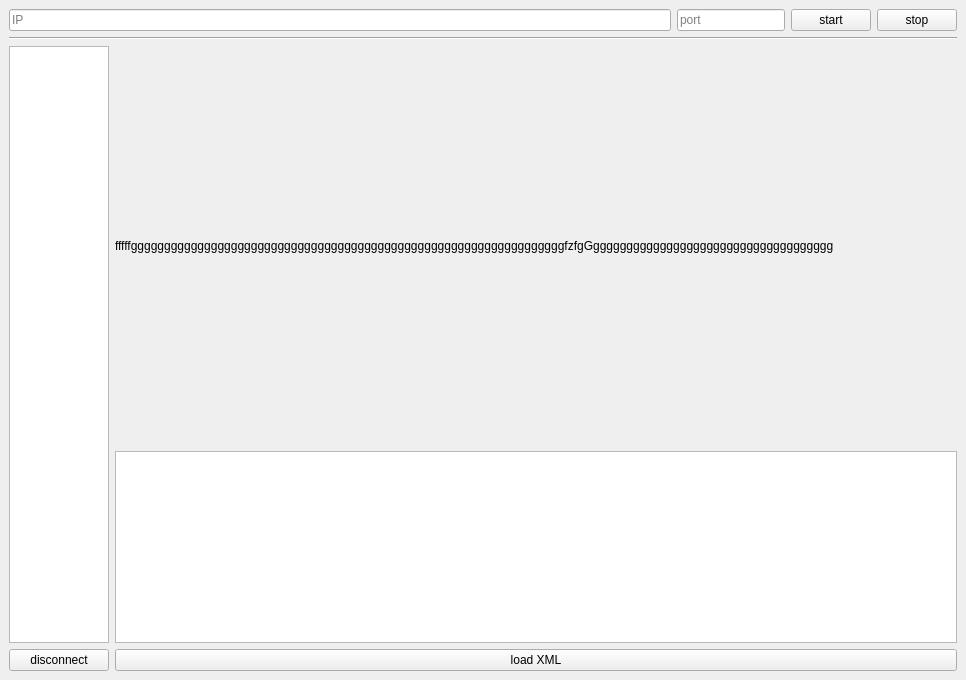
The window that Client/mainwindow.ui (peon12345/ClientServerXML) describes before a commit, drawn with Qt 5.
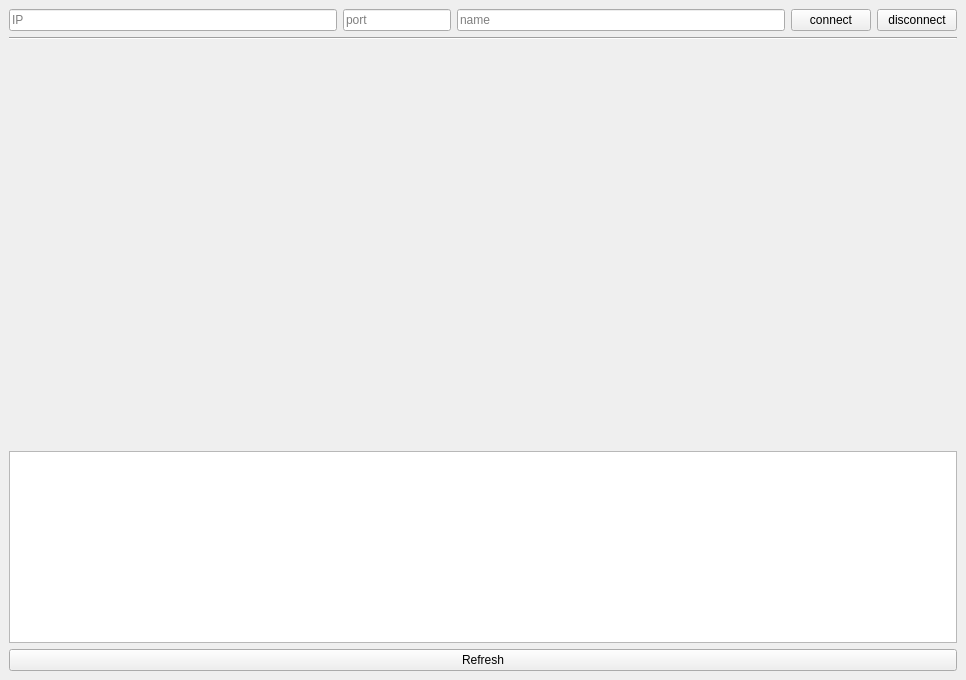
The same window after the commit.

What changed in the file:
```diff
--- a/Client/mainwindow.ui
+++ b/Client/mainwindow.ui
@@ -40,16 +40,23 @@
          </widget>
         </item>
         <item>
-         <widget class="QPushButton" name="pushButtonStart">
+         <widget class="QLineEdit" name="lineEditName">
+          <property name="placeholderText">
+           <string>name</string>
+          </property>
+         </widget>
+        </item>
+        <item>
+         <widget class="QPushButton" name="pushButtonConnect">
           <property name="text">
-           <string>start</string>
+           <string>connect</string>
           </property>
          </widget>
         </item>
         <item>
          <widget class="QPushButton" name="pushButtonStop">
           <property name="text">
-           <string>stop</string>
+           <string>disconnect</string>
           </property>
          </widget>
         </item>
@@ -66,51 +73,6 @@
     </item>
     <item row="1" column="0">
      <layout class="QHBoxLayout" name="horizontalLayout_2">
-      <item>
-       <layout class="QVBoxLayout" name="verticalLayout">
-        <item>
-         <widget class="QListView" name="listViewConnectedClients">
-          <property name="sizePolicy">
-           <sizepolicy hsizetype="Minimum" vsizetype="Expanding">
-            <horstretch>0</horstretch>
-            <verstretch>0</verstretch>
-           </sizepolicy>
-          </property>
-          <property name="minimumSize">
-           <size>
-            <width>50</width>
-            <height>50</height>
-           </size>
-          </property>
-          <property name="maximumSize">
-           <size>
-            <width>100</width>
-            <height>16777215</height>
-           </size>
-          </property>
-         </widget>
-        </item>
-        <item>
-         <widget class="QPushButton" name="pushButtonDisconnectClient">
-          <property name="minimumSize">
-           <size>
-            <width>50</width>
-            <height>0</height>
-           </size>
-          </property>
-          <property name="maximumSize">
-           <size>
-            <width>100</width>
-            <height>16777215</height>
-           </size>
-          </property>
-          <property name="text">
-           <string>disconnect</string>
-          </property>
-         </widget>
-        </item>
-       </layout>
-      </item>
       <item>
        <layout class="QVBoxLayout" name="verticalLayout_2">
         <item>
@@ -122,7 +84,7 @@
            </sizepolicy>
           </property>
           <property name="text">
-           <string>fffffgggggggggggggggggggggggggggggggggggggggggggggggggggggggggggggggggfzfgGgggggggggggggggggggggggggggggggggggg</string>
+           <string/>
           </property>
          </widget>
         </item>
@@ -154,7 +116,7 @@
         <item>
          <widget class="QPushButton" name="pushButtonLoadXml">
           <property name="text">
-           <string>load XML</string>
+           <string>Refresh</string>
           </property>
          </widget>
         </item>
```
Left out of the diff: 4 changed lines with no effect on the pictures.
